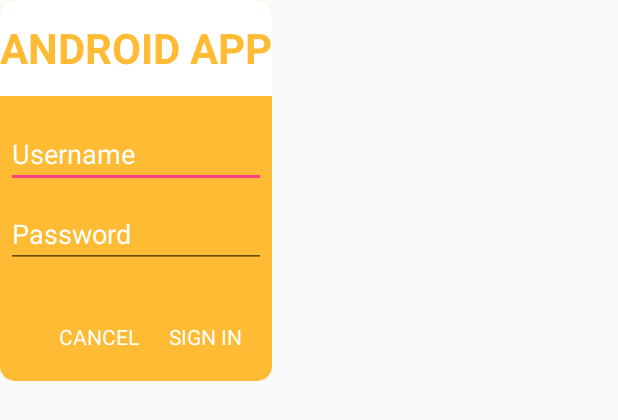
After one commit to emedinaa/android_custom_dialog_fragment, an Android app: the layout fragment_transparent_dialog.xml on its own in the app's theme, with its tools: preview values and no code run, on a phone screen of 412 x 824 dp. The commit adds this screen. Shown: the top 420 px of the screen. Run offline under Robolectric (Android 15) with nearby library versions, the phone set to English and light mode, and no system bars.

Commit message:
add transparent dialog sample

```diff
--- /dev/null
+++ b/SampleCustomDialog/app/src/main/res/drawable/background_dialog.xml
@@ -0,0 +1,6 @@
+<?xml version="1.0" encoding="utf-8"?>
+<shape xmlns:android="http://schemas.android.com/apk/res/android"
+    android:shape="rectangle">
+    <corners android:radius="10dp"/>
+    <solid android:color="@color/yellow"/>
+</shape>
--- /dev/null
+++ b/SampleCustomDialog/app/src/main/res/drawable/background_header.xml
@@ -0,0 +1,7 @@
+<?xml version="1.0" encoding="utf-8"?>
+<shape xmlns:android="http://schemas.android.com/apk/res/android"
+    android:shape="rectangle">
+    <corners android:topLeftRadius="10dp"
+        android:topRightRadius="10dp"/>
+    <solid android:color="@color/white"/>
+</shape>
--- /dev/null
+++ b/SampleCustomDialog/app/src/main/res/layout/fragment_transparent_dialog.xml
@@ -0,0 +1,69 @@
+<LinearLayout xmlns:android="http://schemas.android.com/apk/res/android"
+    xmlns:tools="http://schemas.android.com/tools"
+    android:layout_width="wrap_content"
+    android:layout_height="wrap_content"
+    android:orientation="vertical"
+    android:background="@drawable/background_dialog"
+    tools:context=".fragments.CustomDialogFragment">
+
+    <TextView
+        android:layout_width="match_parent"
+        android:layout_height="64dp"
+        android:background="@drawable/background_header"
+        android:text="@string/android_app"
+        android:gravity="center"
+        android:textSize="28sp"
+        android:textStyle="bold"
+        android:textColor="@color/yellow"
+        android:contentDescription="@string/app_name" />
+    <EditText
+        android:id="@+id/eteUsername"
+        android:inputType="textEmailAddress"
+        android:layout_width="match_parent"
+        android:layout_height="wrap_content"
+        android:layout_marginTop="16dp"
+        android:layout_marginLeft="4dp"
+        android:layout_marginRight="4dp"
+        android:layout_marginBottom="4dp"
+        android:textColor="@color/white"
+        android:textColorHint="@color/white"
+        android:hint="@string/username" />
+    <EditText
+        android:id="@+id/etePassword"
+        android:inputType="textPassword"
+        android:layout_width="match_parent"
+        android:layout_height="wrap_content"
+        android:layout_marginTop="4dp"
+        android:layout_marginLeft="4dp"
+        android:layout_marginRight="4dp"
+        android:layout_marginBottom="16dp"
+        android:textColor="@color/white"
+        android:textColorHint="@color/white"
+        android:fontFamily="sans-serif"
+        android:hint="@string/password"/>
+
+        <LinearLayout
+            android:layout_width="match_parent"
+            android:layout_height="wrap_content"
+            android:gravity="center_vertical|right"
+            android:padding="10dp"
+            android:orientation="horizontal">
+            <TextView
+                android:layout_width="wrap_content"
+                android:layout_height="wrap_content"
+                android:textAllCaps="true"
+                android:padding="10dp"
+                android:textColor="@color/white"
+                android:text="Cancel"
+                android:id="@+id/tviCancel"/>
+
+            <TextView
+                android:layout_width="wrap_content"
+                android:layout_height="wrap_content"
+                android:textAllCaps="true"
+                android:padding="10dp"
+                android:textColor="@color/white"
+                android:text="Sign in"
+                android:id="@+id/tviOk"/>
+        </LinearLayout>
+</LinearLayout>
--- a/SampleCustomDialog/app/src/main/res/values/strings.xml
+++ b/SampleCustomDialog/app/src/main/res/values/strings.xml
@@ -4,7 +4,7 @@
     <!-- TODO: Remove or change this placeholder text -->
     <string name="hello_blank_fragment">Hello blank fragment</string>
     <string name="show_dialog">show Dialog</string>
-    <string name="username">Uername</string>
+    <string name="username">Username</string>
     <string name="password">Password</string>
     <string name="android_app">ANDROID APP</string>
     <string name="signin">Sign in</string>
```
Also changed, not shown: SampleCustomDialog/app/src/main/java/com/emedinaa/android/customdialog/MainActivity.java (+9 -0 lines), SampleCustomDialog/app/src/main/java/com/emedinaa/android/customdialog/fragments/TransparentDialogFragment.java (added, +116 -0 lines), 1 other file.
